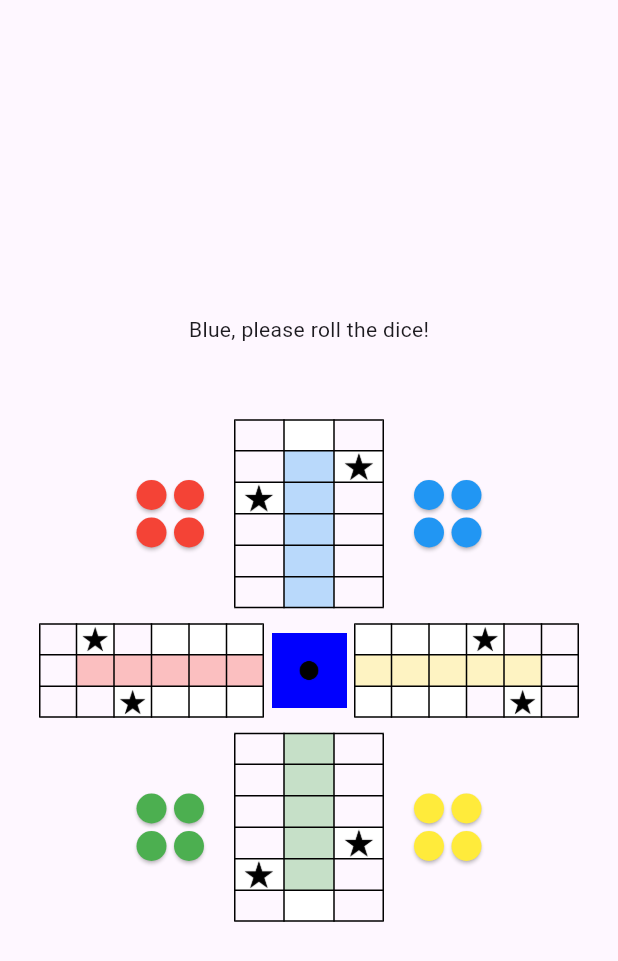
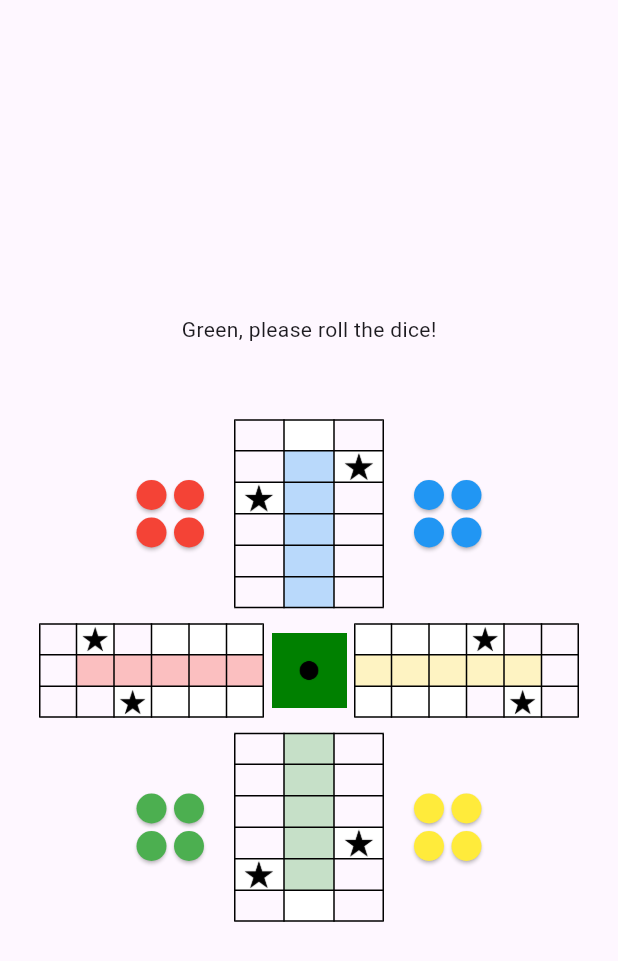
Before and after one commit to Aashman15/flutter_ludo, a Flutter app: the screen it shows after launch, on a phone screen of 412 x 824 dp. Shown: the top 961 px of the screen. Run offline on Flutter 3.47's test engine with Material 3 defaults, Android fonts, the phone set to English and light mode, and no system bars; our stand-ins replace assets_audio_player.

Commit message:
flexibility in first roller

```diff
--- a/lib/ludo_board_v2.dart
+++ b/lib/ludo_board_v2.dart
@@ -12,6 +12,7 @@ import 'package:ludo/areas/red_area.dart';
 import 'package:ludo/safe_zones.dart';
 import 'package:ludo/should_move.dart';
 import 'package:ludo/areas/yellow_area.dart';
+import 'package:ludo/states/first_roller.dart';
 import 'package:ludo/utils/sound_utils.dart';
 
 class LudoBoardV2 extends StatefulWidget {
@@ -170,7 +171,6 @@ class _LudoBoardV2State extends State<LudoBoardV2> {
           playSound('error');
         }
 
-
         // kill pieces
         if (!pieces[i].position.contains('-')) {
           if (!safeZones.contains(int.parse(pieces[i].position))) {
@@ -181,9 +181,9 @@ class _LudoBoardV2State extends State<LudoBoardV2> {
                       !p.id.contains(pieceId.split('-')[0]),
                 )
                 .toList();
-            if(piecesToBeKilled.isEmpty){
+            if (piecesToBeKilled.isEmpty) {
               playSound('move');
-            }else{
+            } else {
               playSound('kill');
             }
             for (int j = 0; j < pieces.length; j++) {
@@ -196,10 +196,10 @@ class _LudoBoardV2State extends State<LudoBoardV2> {
                 pieces[j].position = '';
               }
             }
-          }else{
+          } else {
             playSound('move');
           }
-        }else{
+        } else {
           playSound('move');
         }
         // kill pieces ends here
@@ -260,7 +260,12 @@ class _LudoBoardV2State extends State<LudoBoardV2> {
     String message = '';
 
     if (!diceState.rolled) {
-      message = 'Blue, please roll the dice!';
+      diceState.rolled = true;
+      diceState.roll = 1;
+      diceState.rolledBy = firstEverRoller;
+      diceState.nextRoller = firstEverRoller;
+      message =
+          capitalizeFirstLetter('$firstEverRoller, please roll the dice!');
     } else {
       String roller = diceState.rolledBy;
       if (shouldMove && !moved && rolled) {
@@ -271,7 +276,7 @@ class _LudoBoardV2State extends State<LudoBoardV2> {
       }
     }
 
-   String diceColor =  message.split(',')[0];
+    String diceColor = message.split(',')[0];
 
     return Center(
       child: Column(
@@ -311,7 +316,10 @@ class _LudoBoardV2State extends State<LudoBoardV2> {
               const SizedBox(
                 width: 5,
               ),
-              DiceRoller(onDiceRoll: rollDice, color: diceColor,),
+              DiceRoller(
+                onDiceRoll: rollDice,
+                color: diceColor,
+              ),
               const SizedBox(
                 width: 5,
               ),
--- /dev/null
+++ b/lib/states/first_roller.dart
@@ -0,0 +1 @@
+String firstEverRoller = 'green';
```
Also changed, not shown: lib/dice_roller.dart (+7 -17 lines).
